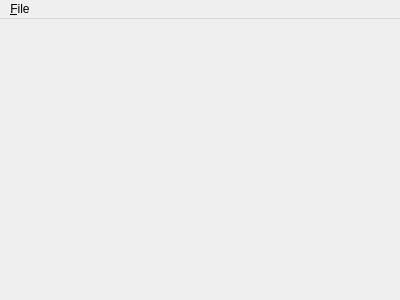
raptorswing/FlightPlanner, file WaypointPlanner/WaypointPlannerMainWindow.ui: the form before one commit.
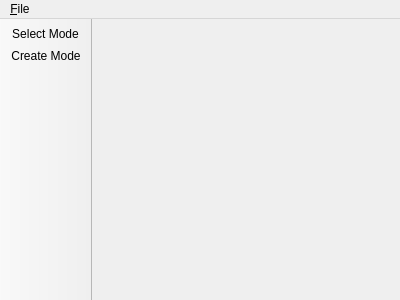
The form after the commit. Icons and pictures are not drawn.

```diff
--- a/WaypointPlanner/WaypointPlannerMainWindow.ui
+++ b/WaypointPlanner/WaypointPlannerMainWindow.ui
@@ -35,6 +35,31 @@
    </widget>
    <addaction name="menuFile"/>
   </widget>
+  <widget class="QToolBar" name="toolBar">
+   <property name="windowTitle">
+    <string>toolBar</string>
+   </property>
+   <property name="movable">
+    <bool>false</bool>
+   </property>
+   <property name="allowedAreas">
+    <set>Qt::LeftToolBarArea</set>
+   </property>
+   <property name="toolButtonStyle">
+    <enum>Qt::ToolButtonTextUnderIcon</enum>
+   </property>
+   <property name="floatable">
+    <bool>false</bool>
+   </property>
+   <attribute name="toolBarArea">
+    <enum>LeftToolBarArea</enum>
+   </attribute>
+   <attribute name="toolBarBreak">
+    <bool>false</bool>
+   </attribute>
+   <addaction name="actionSelect_Mode"/>
+   <addaction name="actionCreate_Mode"/>
+  </widget>
   <action name="actionExit">
    <property name="icon">
     <iconset resource="../FlightPlanner/resources.qrc">
@@ -50,6 +75,22 @@
     <string>Ctrl+Q</string>
    </property>
   </action>
+  <action name="actionSelect_Mode">
+   <property name="checkable">
+    <bool>true</bool>
+   </property>
+   <property name="text">
+    <string>Select Mode</string>
+   </property>
+  </action>
+  <action name="actionCreate_Mode">
+   <property name="checkable">
+    <bool>true</bool>
+   </property>
+   <property name="text">
+    <string>Create Mode</string>
+   </property>
+  </action>
  </widget>
  <layoutdefault spacing="6" margin="11"/>
  <resources>
```
